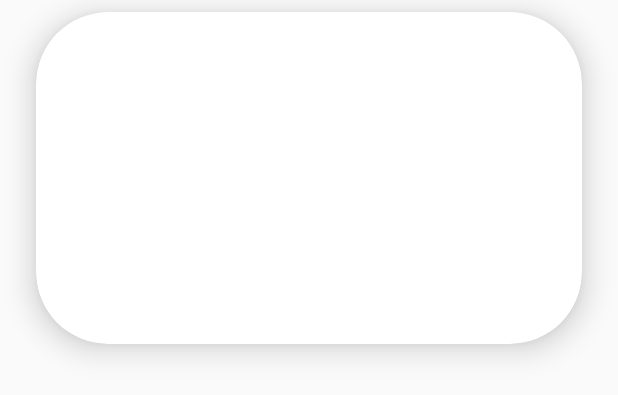
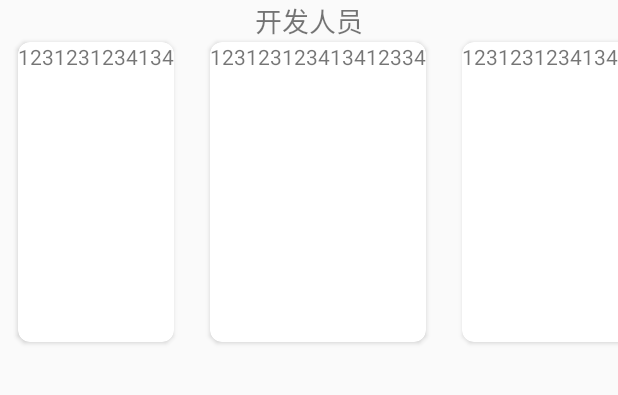
Before and after one commit to lyl12321/Fixed, an Android app: the layout activity_home.xml on its own in the app's theme, with its tools: preview values and no code run, on a phone screen of 412 x 824 dp. Shown: the top 395 px of the screen. Run offline under Robolectric (Android 15) with nearby library versions, the phone set to English and light mode, and no system bars.

Commit message:
一些小小的变动

```diff
--- a/app/src/main/java/fragment/AboutActivity.java
+++ b/app/src/main/java/fragment/AboutActivity.java
@@ -108,7 +108,7 @@ public class AboutActivity extends Fragment {
                 .addEmail("look.liyulong@qq.com","邮箱")
                 .addWebsite("https://www.llyyll123.xyz","博客")
                 .addTwitter("lylong_123","推特")
-                .addGitHub("lyl12321","github首页")
+//                .addGitHub("lyl12321","github首页")
                 .addInstagram("look.liyulong","Instagram")
                 .addGroup("软件信息")
                 .addItem(versionElement)
--- a/app/src/main/res/drawable/ic_access_time_black_24dp.xml
+++ b/app/src/main/res/drawable/ic_access_time_black_24dp.xml
@@ -1,8 +1,8 @@
 <vector xmlns:android="http://schemas.android.com/apk/res/android"
         android:width="24dp"
         android:height="24dp"
-        android:viewportWidth="24.0"
-        android:viewportHeight="24.0">
+        android:viewportWidth="24"
+        android:viewportHeight="24">
     <path
         android:fillColor="#F67280"
         android:pathData="M11.99,2C6.47,2 2,6.48 2,12s4.47,10 9.99,10C17.52,22 22,17.52 22,12S17.52,2 11.99,2zM12,20c-4.42,0 -8,-3.58 -8,-8s3.58,-8 8,-8 8,3.58 8,8 -3.58,8 -8,8zM12.5,7H11v6l5.25,3.15 0.75,-1.23 -4.5,-2.67z"/>
--- a/app/src/main/res/drawable/ic_location.xml
+++ b/app/src/main/res/drawable/ic_location.xml
@@ -1,5 +1,6 @@
 <vector android:height="24dp" android:viewportHeight="1024"
-    android:viewportWidth="1024" android:width="24dp" xmlns:android="http://schemas.android.com/apk/res/android">
+    android:viewportWidth="1024" android:width="24dp"
+    xmlns:android="http://schemas.android.com/apk/res/android">
     <path android:fillColor="#F67280" android:pathData="M512,0C229.22,0 0,229.22 0,512s229.22,512 512,512 512,-229.22 512,-512S794.78,0 512,0zM512,944c-238.59,0 -432,-193.41 -432,-432S273.41,80 512,80s432,193.41 432,432S750.59,944 512,944z"/>
     <path android:fillColor="#F67280" android:pathData="M256,576l512,-320L448,768l0,-192L256,576z"/>
 </vector>
--- a/app/src/main/res/layout/activity_appointment.xml
+++ b/app/src/main/res/layout/activity_appointment.xml
@@ -96,7 +96,7 @@
                                 android:layout_width="0dp"
                                 android:layout_height="match_parent"
                                 android:layout_weight="1"
-                                android:src="@drawable/ic_phone_06" />
+                                android:src="@drawable/ic_local_phone_black_24dp" />
 
                             <android.support.design.widget.TextInputLayout
                                 android:layout_width="0dp"
@@ -163,7 +163,7 @@
                             <ImageView
                                 android:layout_width="0dp"
                                 android:layout_height="match_parent"
-                                android:src="@drawable/ic_location"
+                                android:src="@drawable/ic_location_on_black_24dp"
                                 android:layout_weight="1"
                                 />
 
@@ -357,7 +357,7 @@
             android:id="@+id/button_Commit"
             android:layout_width="match_parent"
             android:layout_height="wrap_content"
-            app:lb_cornerRadius="56"
+            app:lb_cornerRadius="60"
             app:lb_btnColor="@color/blue"
             app:lb_btnText="提交"
 
--- a/app/src/main/res/layout/activity_home.xml
+++ b/app/src/main/res/layout/activity_home.xml
@@ -1,23 +1,71 @@
-<ScrollView xmlns:android="http://schemas.android.com/apk/res/android"
+<android.support.constraint.ConstraintLayout xmlns:android="http://schemas.android.com/apk/res/android"
     xmlns:app="http://schemas.android.com/apk/res-auto"
     android:layout_height="match_parent"
     android:layout_width="match_parent"
     >
 
 
-    <android.support.constraint.ConstraintLayout
+    <TextView
+        android:layout_width="wrap_content"
+        android:layout_height="wrap_content"
+        android:layout_marginStart="8dp"
+        android:layout_marginEnd="8dp"
+        android:text="开发人员"
+        android:textSize="18dp"
+        app:layout_constraintEnd_toEndOf="parent"
+        app:layout_constraintStart_toStartOf="parent"
+        app:layout_constraintTop_toTopOf="parent" />
+
+
+    <HorizontalScrollView
+        android:layout_width="match_parent"
+        android:layout_height="wrap_content"
+        android:layout_marginTop="20dp"
+        android:scrollbars="none"
+        app:layout_constraintTop_toTopOf="parent">
+
+        <LinearLayout
+            android:layout_width="match_parent"
+            android:layout_height="match_parent"
+            android:orientation="horizontal">
+
+
+            <android.support.v7.widget.CardView
+                android:id="@+id/cardView3"
+                android:layout_width="match_parent"
+                android:layout_height="200dp"
+                android:layout_marginStart="12dp"
+                android:layout_marginTop="8dp"
+                android:layout_marginEnd="12dp"
+                app:cardCornerRadius="@dimen/cardcornerradius"
+                app:cardElevation="@dimen/cardelevation"
+                app:layout_constraintEnd_toEndOf="parent"
+                app:layout_constraintStart_toStartOf="parent"
+                app:layout_constraintTop_toTopOf="parent">
+
+                <LinearLayout
                     android:layout_width="match_parent"
                     android:layout_height="match_parent">
 
+                    <TextView
+                        android:layout_width="match_parent"
+                        android:layout_height="match_parent"
+                        android:text="1231231234134" />
+
+                </LinearLayout>
+
+            </android.support.v7.widget.CardView>
+
             <android.support.v7.widget.CardView
-            android:layout_width="364dp"
-            android:layout_height="221dp"
+                android:id="@+id/cardView"
+                android:layout_width="match_parent"
+                android:layout_height="200dp"
                 android:layout_marginStart="12dp"
                 android:layout_marginTop="8dp"
                 android:layout_marginEnd="12dp"
                 android:layout_marginBottom="24dp"
-            app:cardCornerRadius="48dp"
-            app:cardElevation="12dp"
+                app:cardCornerRadius="@dimen/cardcornerradius"
+                app:cardElevation="@dimen/cardelevation"
                 app:layout_constraintBottom_toBottomOf="parent"
                 app:layout_constraintEnd_toEndOf="parent"
                 app:layout_constraintStart_toStartOf="parent"
@@ -27,20 +75,49 @@
                     android:layout_width="match_parent"
                     android:layout_height="match_parent">
 
+                    <TextView
+                        android:layout_width="match_parent"
+                        android:layout_height="match_parent"
+                        android:text="123123123413412334" />
+
+                </LinearLayout>
+
+            </android.support.v7.widget.CardView>
+
+            <android.support.v7.widget.CardView
+                android:id="@+id/cardView2"
+                android:layout_width="match_parent"
+                android:layout_height="200dp"
+                android:layout_marginStart="12dp"
+                android:layout_marginTop="8dp"
+                android:layout_marginEnd="12dp"
+                android:layout_marginBottom="24dp"
+                app:cardCornerRadius="@dimen/cardcornerradius"
+                app:cardElevation="@dimen/cardelevation"
+                app:layout_constraintBottom_toBottomOf="parent"
+                app:layout_constraintEnd_toEndOf="parent"
+                app:layout_constraintStart_toStartOf="parent">
+
+                <LinearLayout
+                    android:layout_width="match_parent"
+                    android:layout_height="match_parent">
+
+                    <TextView
+                        android:layout_width="match_parent"
+                        android:layout_height="match_parent"
+                        android:text="1231231234134123413431434" />
+
                 </LinearLayout>
 
             </android.support.v7.widget.CardView>
 
 
+        </LinearLayout>
+
+
+    </HorizontalScrollView>
+
 
 
 
 </android.support.constraint.ConstraintLayout>
-
-
-
-
-
-
-
-</ScrollView>
--- a/app/src/main/res/values/dimens.xml
+++ b/app/src/main/res/values/dimens.xml
@@ -6,9 +6,9 @@
     <dimen name="layout_marginstart">12dp</dimen>
     <dimen name="layout_margintop">8dp</dimen>
     <dimen name="layout_marginend">12dp</dimen>
-    <dimen name="layout_marginBottom">24dp</dimen>
-    <dimen name="cardcornerradius">12dp</dimen>
-    <dimen name="cardelevation">12dp</dimen>
+    <dimen name="layout_marginBottom">12dp</dimen>
+    <dimen name="cardcornerradius">8dp</dimen>
+    <dimen name="cardelevation">2dp</dimen>
     <dimen name="checkboxpadding">6dp</dimen>
 
 </resources>
```
Lines whose indentation alone changed are shown as unchanged.
